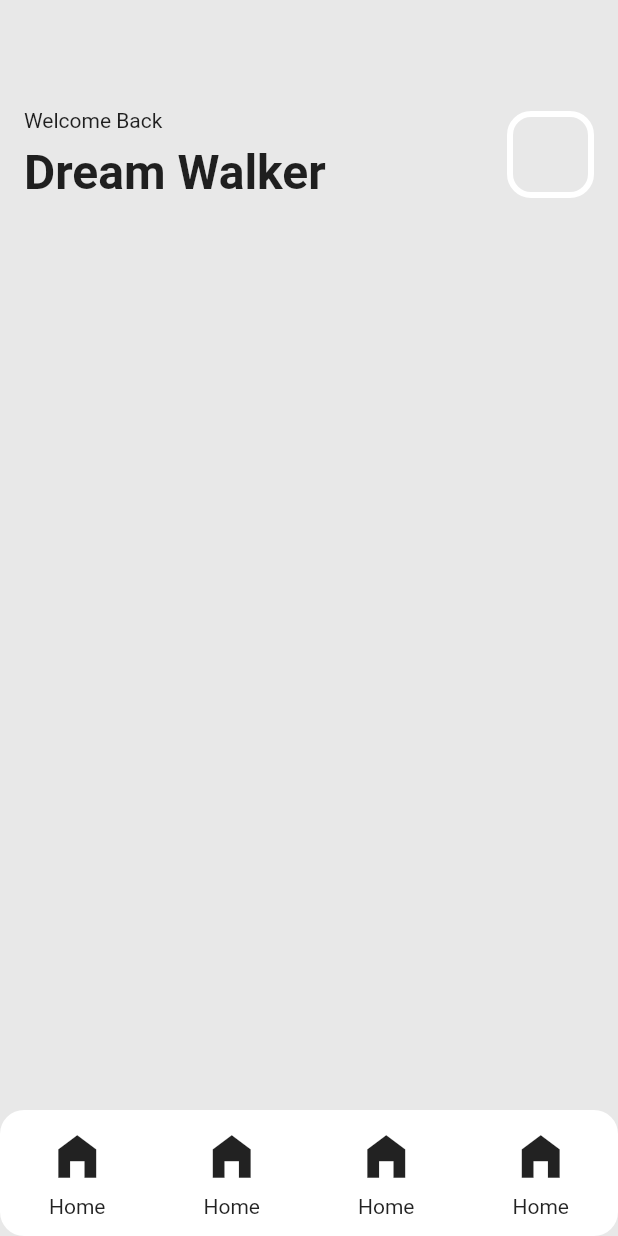
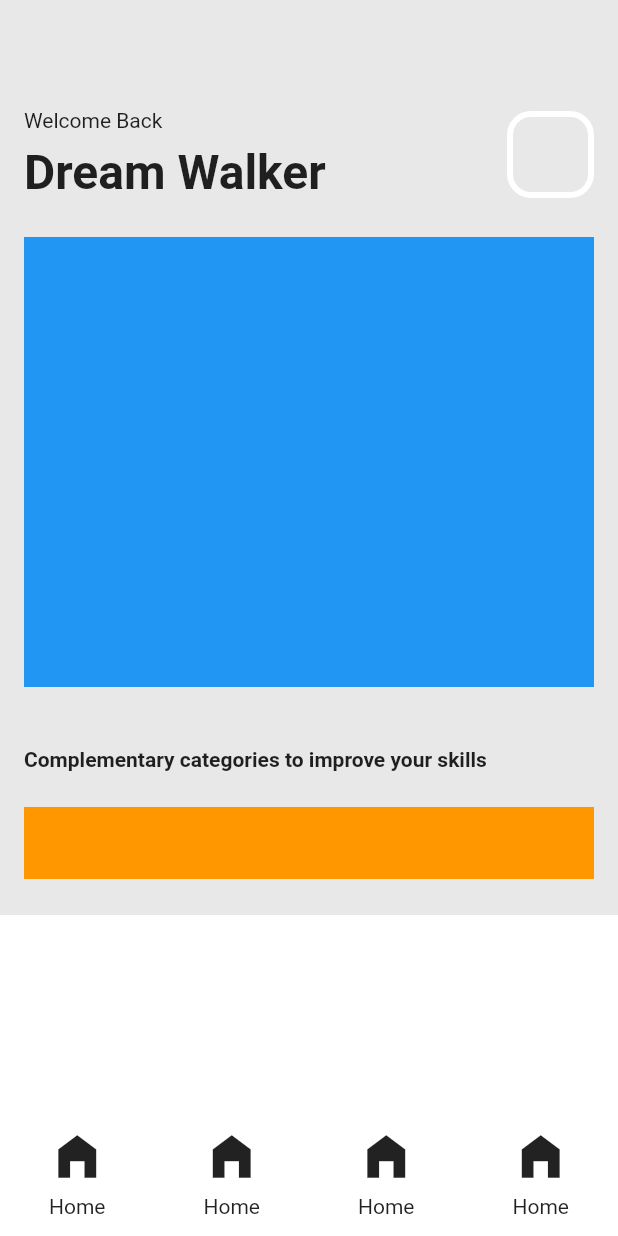
Before and after one commit to JAICHANGPARK/flutter_notebook_chapter_24, a Flutter app: the GuitarLessonMainPage screen opened directly, on a phone screen of 412 x 824 dp. Run offline on Flutter 3.47's test engine with Material 2 defaults, Android fonts, the phone set to English and light mode, and no system bars; our stand-ins replace flutter_riverpod, freezed_annotation, go_router, google_fonts, ionicons, percent_indicator; missing offline and left inert: crypto_font_icons; network calls fail.

Commit message:
Update guitar_lesson_main_page.dart

```diff
--- a/lib/ep1396_guitar_lesson_app/view/guitar_lesson_main_page.dart
+++ b/lib/ep1396_guitar_lesson_app/view/guitar_lesson_main_page.dart
@@ -34,6 +34,7 @@ class _GuitarLessonMainPageState extends State<GuitarLessonMainPage> {
                 Padding(
                   padding: const EdgeInsets.fromLTRB(16, 24, 16, 0),
                   child: Column(
+                    crossAxisAlignment: CrossAxisAlignment.start,
                     children: [
                       Row(
                         children: [
@@ -68,8 +69,35 @@ class _GuitarLessonMainPageState extends State<GuitarLessonMainPage> {
                                 borderRadius: BorderRadius.circular(16)),
                           )
                         ],
-                      )
+                      ),
+                      Container(
+                        height: 300,
+                        color: Colors.blue,
+                        margin: EdgeInsets.symmetric(vertical: 24),
+                      ),
+                      SizedBox(
+                        height: 16,
+                      ),
+                      Text(
+                        "Complementary categories to improve your skills",
+                        style: TextStyle(
+                          fontWeight: FontWeight.bold,
+                        ),
+                      ),
+                      Container(
+                        margin: EdgeInsets.symmetric(vertical: 24),
+                        height: 48,
+                        color: Colors.orange,
+                      ),
                     ],
+                  ),
+                ),
+                Expanded(
+                  child: Container(
+                    color: Colors.white,
+                    decoration: BoxDecoration(
+                      borderRadius: BorderRadius.circular(16)
+                    ),
                   ),
                 )
               ],
```
